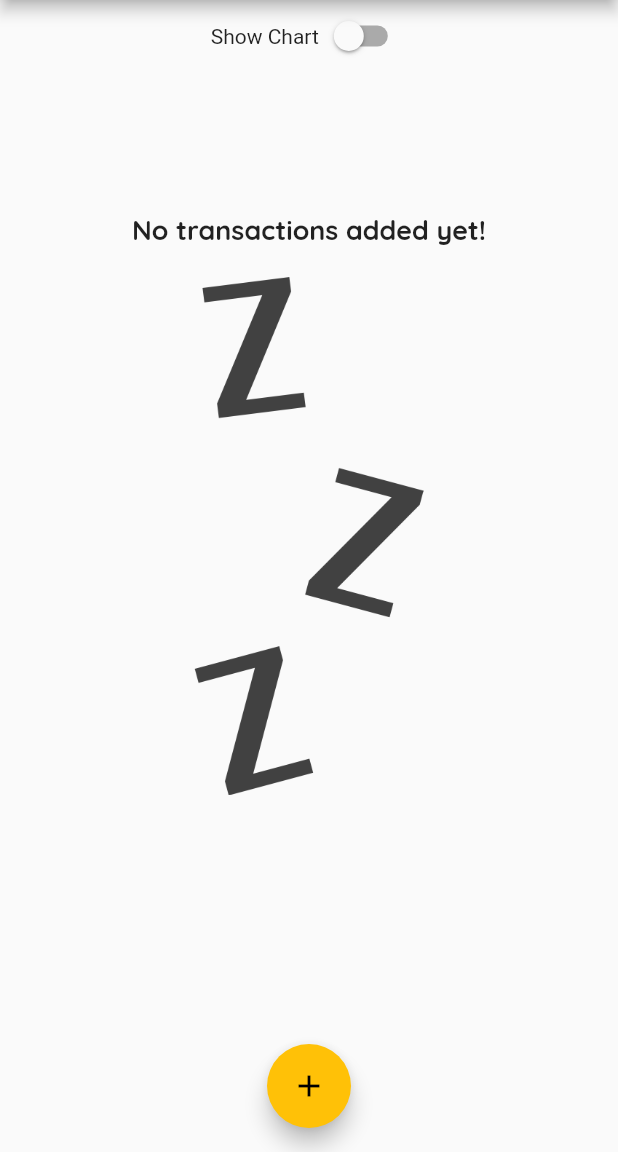
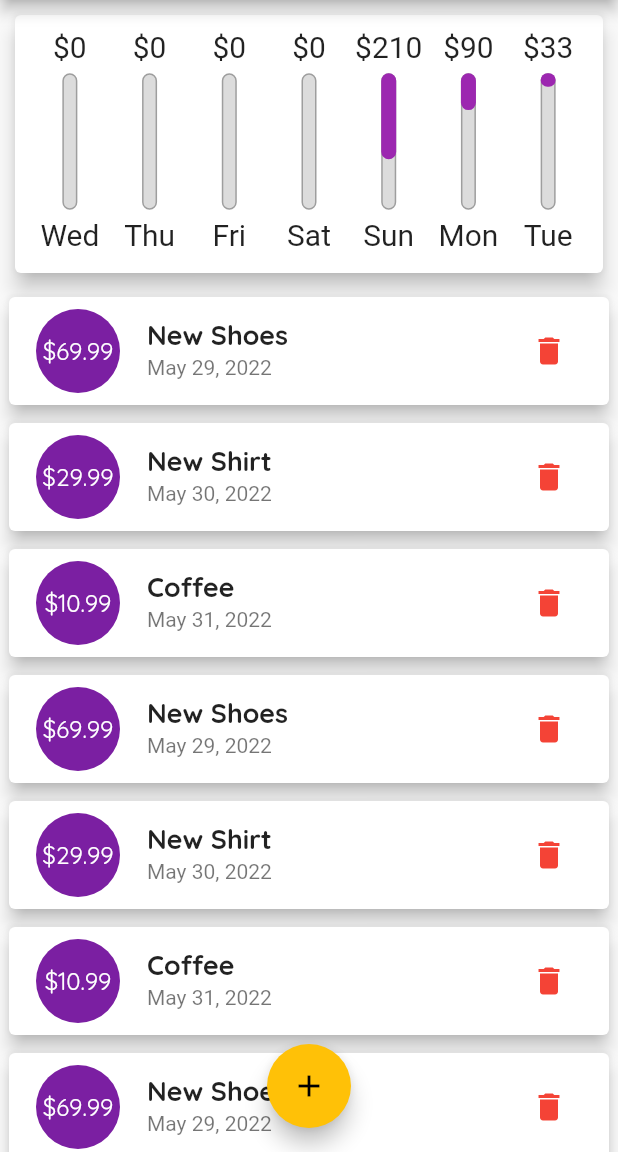
Before and after one commit to PandaTechMobile/flutter_spend_tracker, a Flutter app: the screen it shows after launch, on a phone screen of 412 x 824 dp, the part 84-1236 px from its top. Run offline on Flutter 3.47's test engine with Material 2 defaults, Android fonts, the phone set to English and light mode, and no system bars.

Commit message:
Continued responsive changes (Ep4Chp10) - Making changes for landscape and portrait

```diff
--- a/lib/main.dart
+++ b/lib/main.dart
@@ -55,78 +55,78 @@ class MyHomePage extends StatefulWidget {
 
 class _MyHomePageState extends State<MyHomePage> {
   final List<Transaction> _userTransactions = [
-    // Transaction(
-    //   id: 't1',
-    //   title: 'New Shoes',
-    //   amount: 69.99,
-    //   date: DateTime.now().add(
-    //     Duration(days: -2),
-    //   ),
-    // ),
-    // Transaction(
-    //   id: 't2',
-    //   title: 'New Shirt',
-    //   amount: 29.99,
-    //   date: DateTime.now().add(
-    //     Duration(days: -1),
-    //   ),
-    // ),
-    // Transaction(
-    //   id: 't3',
-    //   title: 'Coffee',
-    //   amount: 10.99,
-    //   date: DateTime.now().add(
-    //     Duration(hours: -1),
-    //   ),
-    // ),
-    // Transaction(
-    //   id: 't1',
-    //   title: 'New Shoes',
-    //   amount: 69.99,
-    //   date: DateTime.now().add(
-    //     Duration(days: -2),
-    //   ),
-    // ),
-    // Transaction(
-    //   id: 't2',
-    //   title: 'New Shirt',
-    //   amount: 29.99,
-    //   date: DateTime.now().add(
-    //     Duration(days: -1),
-    //   ),
-    // ),
-    // Transaction(
-    //   id: 't3',
-    //   title: 'Coffee',
-    //   amount: 10.99,
-    //   date: DateTime.now().add(
-    //     Duration(hours: -1),
-    //   ),
-    // ),
-    // Transaction(
-    //   id: 't1',
-    //   title: 'New Shoes',
-    //   amount: 69.99,
-    //   date: DateTime.now().add(
-    //     Duration(days: -2),
-    //   ),
-    // ),
-    // Transaction(
-    //   id: 't2',
-    //   title: 'New Shirt',
-    //   amount: 29.99,
-    //   date: DateTime.now().add(
-    //     Duration(days: -1),
-    //   ),
-    // ),
-    // Transaction(
-    //   id: 't3',
-    //   title: 'Coffee',
-    //   amount: 10.99,
-    //   date: DateTime.now().add(
-    //     Duration(hours: -1),
-    //   ),
-    // ),
+    Transaction(
+      id: 't1',
+      title: 'New Shoes',
+      amount: 69.99,
+      date: DateTime.now().add(
+        Duration(days: -2),
+      ),
+    ),
+    Transaction(
+      id: 't2',
+      title: 'New Shirt',
+      amount: 29.99,
+      date: DateTime.now().add(
+        Duration(days: -1),
+      ),
+    ),
+    Transaction(
+      id: 't3',
+      title: 'Coffee',
+      amount: 10.99,
+      date: DateTime.now().add(
+        Duration(hours: -1),
+      ),
+    ),
+    Transaction(
+      id: 't1',
+      title: 'New Shoes',
+      amount: 69.99,
+      date: DateTime.now().add(
+        Duration(days: -2),
+      ),
+    ),
+    Transaction(
+      id: 't2',
+      title: 'New Shirt',
+      amount: 29.99,
+      date: DateTime.now().add(
+        Duration(days: -1),
+      ),
+    ),
+    Transaction(
+      id: 't3',
+      title: 'Coffee',
+      amount: 10.99,
+      date: DateTime.now().add(
+        Duration(hours: -1),
+      ),
+    ),
+    Transaction(
+      id: 't1',
+      title: 'New Shoes',
+      amount: 69.99,
+      date: DateTime.now().add(
+        Duration(days: -2),
+      ),
+    ),
+    Transaction(
+      id: 't2',
+      title: 'New Shirt',
+      amount: 29.99,
+      date: DateTime.now().add(
+        Duration(days: -1),
+      ),
+    ),
+    Transaction(
+      id: 't3',
+      title: 'Coffee',
+      amount: 10.99,
+      date: DateTime.now().add(
+        Duration(hours: -1),
+      ),
+    ),
   ];
 
   bool _showChart = false;
@@ -174,8 +174,10 @@ class _MyHomePageState extends State<MyHomePage> {
 
   @override
   Widget build(BuildContext context) {
-    final AppBar appBar = AppBar(
-      title: Text(
+    final isLandscape =
+        MediaQuery.of(context).orientation == Orientation.landscape;
+    final appBar = AppBar(
+      title: const Text(
         'Expense Tracker',
       ),
       actions: [
@@ -184,6 +186,14 @@ class _MyHomePageState extends State<MyHomePage> {
           icon: Icon(Icons.add),
         ),
       ],
+    );
+
+    final txnListWidget = Container(
+      height: (MediaQuery.of(context).size.height -
+              appBar.preferredSize.height -
+              MediaQuery.of(context).padding.top) *
+          0.75,
+      child: TransactionList(_userTransactions, _deleteTransaction),
     );
     return Scaffold(
       appBar: appBar,
@@ -204,6 +214,7 @@ class _MyHomePageState extends State<MyHomePage> {
             //     ),
             //   ),
             // ),
+            if (isLandscape)
               Row(
                 mainAxisAlignment: MainAxisAlignment.center,
                 children: [
@@ -217,6 +228,16 @@ class _MyHomePageState extends State<MyHomePage> {
                       })
                 ],
               ),
+            if (!isLandscape)
+              Container(
+                height: (MediaQuery.of(context).size.height -
+                        appBar.preferredSize.height -
+                        MediaQuery.of(context).padding.top) *
+                    0.25,
+                child: Chart(_recentTransactions),
+              ),
+            if (!isLandscape) txnListWidget,
+            if (isLandscape)
               _showChart
                   ? Container(
                       height: (MediaQuery.of(context).size.height -
@@ -225,14 +246,7 @@ class _MyHomePageState extends State<MyHomePage> {
                           0.75,
                       child: Chart(_recentTransactions),
                     )
-                : Container(
-                    height: (MediaQuery.of(context).size.height -
-                            appBar.preferredSize.height -
-                            MediaQuery.of(context).padding.top) *
-                        0.75,
-                    child:
-                        TransactionList(_userTransactions, _deleteTransaction),
-                  ),
+                  : txnListWidget
             // Container(
             //   height: 200,
             //   child: Card(
```
Lines whose indentation alone changed are shown as unchanged.
